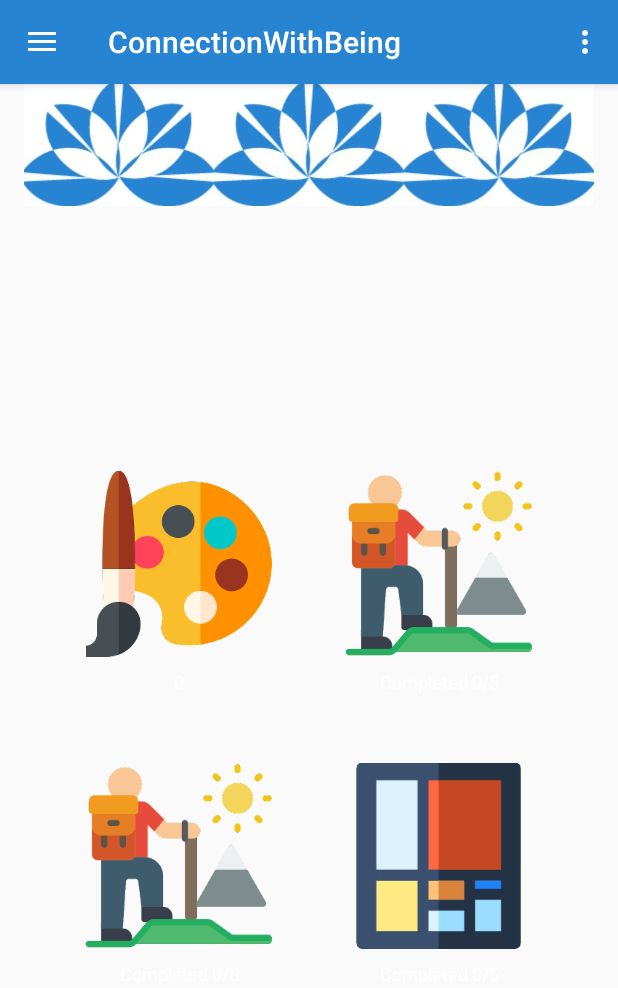
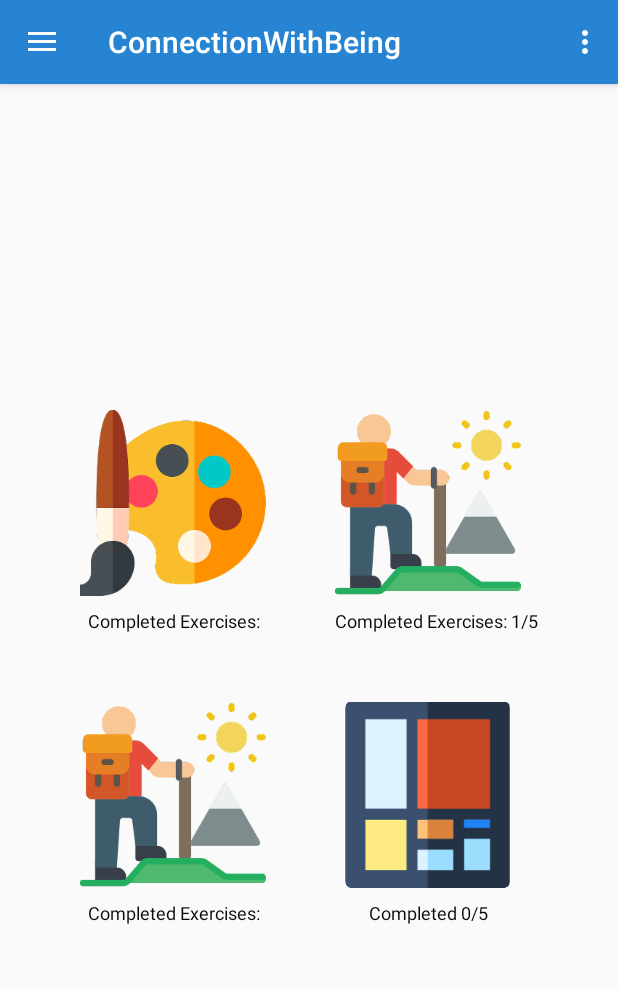
Before and after one commit to cawoolf/ConnectionWithBeing_Final, an Android app: the screen it shows after launch (MainActivity), after a tap on an icon or button, on a phone screen of 412 x 824 dp. Shown: the top 988 px of the screen. Run offline under Robolectric (Android 15) with nearby library versions, the phone set to English and light mode, and no system bars; 2 other taps on this screen came first.

Commit message:
Implement onClick for fragments. Switch case for views.

```diff
--- a/app/src/main/java/com/example/connectionwithbeing/HomeFragment.java
+++ b/app/src/main/java/com/example/connectionwithbeing/HomeFragment.java
@@ -2,20 +2,15 @@ package com.example.connectionwithbeing;
 
 
 import android.app.Fragment;
-import android.os.Build;
 import android.os.Bundle;
 import android.view.LayoutInflater;
 import android.view.View;
 import android.view.ViewGroup;
 import android.widget.ImageView;
-import android.widget.LinearLayout;
 import android.widget.TextView;
-import android.widget.Toast;
-
-import androidx.annotation.RequiresApi;
 
 
-public class HomeFragment extends Fragment{
+public class HomeFragment extends Fragment implements View.OnClickListener {
     /*
 
     Short Hand Key
@@ -47,6 +42,11 @@ public class HomeFragment extends Fragment{
         mLTimageView = mFragmentView.findViewById(R.id.LT_image);
         mLBimageView = mFragmentView.findViewById(R.id.LB_image);
 
+        mRTimageView.setOnClickListener(this);
+        mRBimageView.setOnClickListener(this);
+        mLTimageView.setOnClickListener(this);
+        mLBimageView.setOnClickListener(this);
+
         mRTtextView = mFragmentView.findViewById(R.id.RT_text);
         mRBtextView = mFragmentView.findViewById(R.id.RB_text);
         mLTtextView = mFragmentView.findViewById(R.id.LT_text);
@@ -57,71 +57,33 @@ public class HomeFragment extends Fragment{
         LTeCC = 0;
         LBeCC = 0;
 
-        mRTimageView.setOnClickListener(new View.OnClickListener() {
-            @RequiresApi(api = Build.VERSION_CODES.M)
-            @Override
-            public void onClick(View v) {
-
-                updateRTtextView();
-                Toast.makeText(getContext(), "RTClicked", Toast.LENGTH_SHORT).show();
-            }
-        });
-
-        mRBimageView.setOnClickListener(new View.OnClickListener() {
-            @Override
-            public void onClick(View v) {
-
-                updateRBtextView();
-
-            }
-        });
-
-        mLTimageView.setOnClickListener(new View.OnClickListener() {
-            @Override
-            public void onClick(View v) {
-
-                updateLTtextView();
-
-            }
-        });
-
-        mLBimageView.setOnClickListener(new View.OnClickListener() {
-            @Override
-            public void onClick(View v) {
-
-                updateLBtextView();
-
-            }
-        });
-
-
        return mFragmentView;
     }
 
-    private void updateRTtextView() {
 
-        mRTtextView.setText(Integer.toString(RTeCC));
+    @Override
+    public void onClick(View v) {
 
+        switch(v.getId()) {
+            case R.id.RT_image:
+                RTeCC += 1;
+                mRTtextView.setText("Completed Exercises: " + RTeCC+"/5");
+                break;
 
+            case R.id.RB_image:
+                RBeCC += 1;
+                mRBtextView.setText("Completed Exercises: " + RBeCC+"/5");
+                break;
+
+            case R.id.LT_image:
+                LTeCC += 1;
+                mLTtextView.setText("Completed Exercises: " + LTeCC+"/5");
+                break;
+
+            case R.id.LB_image:
+                LBeCC += 1;
+                mLBtextView.setText("Completed Exercises: " + LBeCC+"/5");
+                break;
+        }
     }
-
-    private void updateRBtextView() {
-
-        mRTtextView.setText(Integer.toString(RBeCC));
-
-    }
-
-    private void updateLTtextView() {
-
-        mRTtextView.setText(Integer.toString(LTeCC));
-
-    }
-
-    private  void updateLBtextView() {
-
-        mRTtextView.setText(Integer.toString(LBeCC));
-
-    }
-
-
 }
--- a/app/src/main/res/layout/activity_nav_drawer.xml
+++ b/app/src/main/res/layout/activity_nav_drawer.xml
@@ -8,48 +8,12 @@
     android:id="@+id/drawer">
 
 
-    <LinearLayout
-        android:layout_width="match_parent"
-        android:layout_height="match_parent"
-        android:orientation="vertical"
-        >
-
-        <LinearLayout
-            android:layout_width="match_parent"
-            android:layout_height="wrap_content"
-            android:orientation="horizontal"
-            android:gravity="center">
-
-        <ImageView
-            android:layout_width="wrap_content"
-            android:layout_height="wrap_content"
-            android:background="@drawable/cwblogotest"
-            />
-
-            <ImageView
-                android:layout_width="wrap_content"
-                android:layout_height="wrap_content"
-                android:background="@drawable/cwblogotest"
-                android:layout_gravity="center"/>
-
-            <ImageView
-                android:layout_width="wrap_content"
-                android:layout_height="wrap_content"
-                android:background="@drawable/cwblogotest"
-                android:layout_gravity="center"/>
-
-
-        </LinearLayout>
-
-
         <FrameLayout
             android:id="@+id/frameLayout"
             android:layout_width="match_parent"
             android:layout_height="match_parent"
             android:layout_marginTop="10dp"
             />
-
-    </LinearLayout>
 
     <com.google.android.material.navigation.NavigationView
         android:id="@+id/navView"
--- a/app/src/main/res/layout/ahome_fragment.xml
+++ b/app/src/main/res/layout/ahome_fragment.xml
@@ -40,7 +40,7 @@
                 android:background="@drawable/paint" />
 
             <TextView
-                android:id="@+id/RT_text"
+                android:id="@+id/LT_text"
                 android:layout_width="match_parent"
                 android:layout_height="wrap_content"
                 android:textColor="@color/textColor"
@@ -72,7 +72,7 @@
                 android:background="@drawable/hiking" />
 
             <TextView
-                android:id="@+id/RB_text"
+                android:id="@+id/LB_text"
                 android:layout_width="match_parent"
                 android:layout_height="wrap_content"
 
@@ -125,8 +125,8 @@
                 android:background="@drawable/hiking" />
 
             <TextView
-                android:id="@+id/LT_text"
-                android:layout_width="match_parent"
+                android:id="@+id/RT_text"
+                android:layout_width="wrap_content"
                 android:layout_height="wrap_content"
 
                 android:layout_gravity="bottom"
@@ -157,7 +157,7 @@
                 android:background="@drawable/mondrian" />
 
             <TextView
-                android:id="@+id/LB_text"
+                android:id="@+id/RB_text"
                 android:layout_width="match_parent"
                 android:layout_height="match_parent"
                 android:layout_gravity="bottom"
--- a/app/src/main/res/values/colors.xml
+++ b/app/src/main/res/values/colors.xml
@@ -3,7 +3,7 @@
     <color name="colorPrimary">@color/logo_Color</color>
     <color name="colorPrimaryDark">#00574B</color>
     <color name="colorAccent">#D81B60</color>
-    <color name= "textColor">#FFFFFF</color>
+    <color name= "textColor">#070707</color>
 
     <!-- All the colors for each exercise actionbar-->
     <color name="AE1_actionBarBackgroundColor">#ffc400</color>
```
Also changed, not shown: app/src/main/java/com/example/connectionwithbeing/MainActivity.java (+7 -1 lines).
